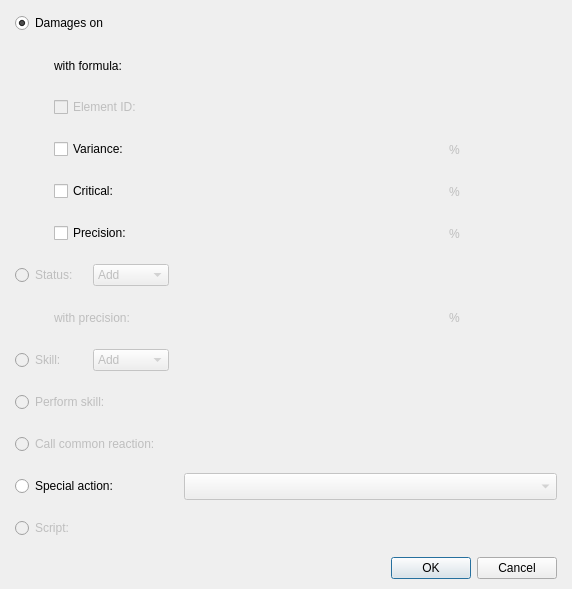
This is Editor/Dialogs/Systems/dialogsystemeffect.ui in RPG-Paper-Maker/RPG-Paper-Maker as Qt 5 draws it before an edit. The edited form follows.
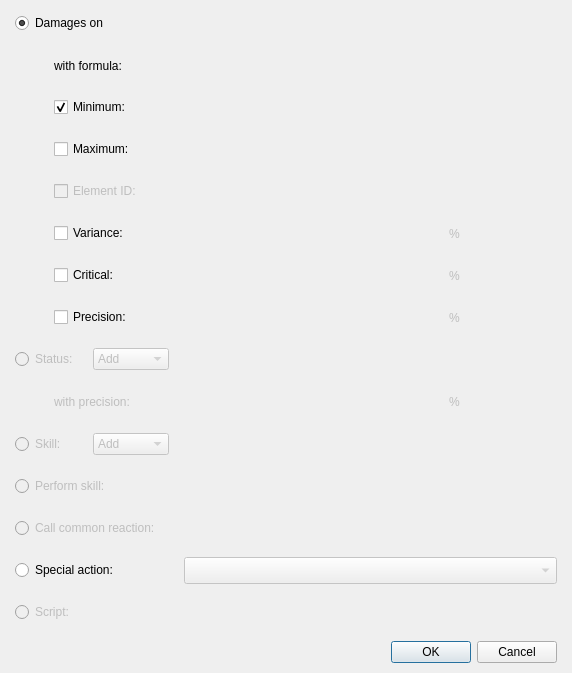
This is the edited form. Custom widgets are drawn as their Qt base class.

Commit message: Effects: minimum maximum values

What changed in the file:
```diff
--- a/Editor/Dialogs/Systems/dialogsystemeffect.ui
+++ b/Editor/Dialogs/Systems/dialogsystemeffect.ui
@@ -7,7 +7,7 @@
     <x>0</x>
     <y>0</y>
     <width>572</width>
-    <height>488</height>
+    <height>554</height>
    </rect>
   </property>
   <property name="windowTitle">
@@ -33,29 +33,33 @@
      </property>
      <item>
       <layout class="QGridLayout" name="gridLayout">
-       <item row="0" column="0" colspan="3">
-        <widget class="QRadioButton" name="radioButtonDamages">
+       <item row="7" column="1" colspan="2">
+        <widget class="QCheckBox" name="checkBoxPrecision">
          <property name="text">
-          <string>Damages on </string>
-         </property>
-         <property name="checked">
-          <bool>true</bool>
+          <string>Precision:</string>
          </property>
         </widget>
        </item>
-       <item row="0" column="3" colspan="3">
-        <widget class="PanelDamagesKind" name="panelDamagesKind" native="true">
-         <property name="minimumSize">
-          <size>
-           <width>350</width>
-           <height>27</height>
-          </size>
+       <item row="7" column="5" colspan="2">
+        <spacer name="horizontalSpacer_8">
+         <property name="orientation">
+          <enum>Qt::Horizontal</enum>
          </property>
-         <property name="maximumSize">
+         <property name="sizeHint" stdset="0">
           <size>
-           <width>16777215</width>
-           <height>27</height>
+           <width>318</width>
+           <height>20</height>
           </size>
+         </property>
+        </spacer>
+       </item>
+       <item row="6" column="4">
+        <widget class="QLabel" name="labelPercentCritical">
+         <property name="enabled">
+          <bool>false</bool>
+         </property>
+         <property name="text">
+          <string>%</string>
          </property>
         </widget>
        </item>
@@ -72,19 +76,128 @@
          </property>
         </spacer>
        </item>
-       <item row="1" column="0" rowspan="5">
-        <spacer name="verticalSpacer">
+       <item row="2" column="4" colspan="3">
+        <spacer name="horizontalSpacer_10">
          <property name="orientation">
-          <enum>Qt::Vertical</enum>
+          <enum>Qt::Horizontal</enum>
          </property>
          <property name="sizeHint" stdset="0">
           <size>
-           <width>17</width>
-           <height>188</height>
+           <width>40</width>
+           <height>20</height>
           </size>
          </property>
         </spacer>
        </item>
+       <item row="6" column="5" colspan="2">
+        <spacer name="horizontalSpacer_7">
+         <property name="orientation">
+          <enum>Qt::Horizontal</enum>
+         </property>
+         <property name="sizeHint" stdset="0">
+          <size>
+           <width>318</width>
+           <height>20</height>
+          </size>
+         </property>
+        </spacer>
+       </item>
+       <item row="5" column="4">
+        <widget class="QLabel" name="labelPercentVariance">
+         <property name="enabled">
+          <bool>false</bool>
+         </property>
+         <property name="text">
+          <string>%</string>
+         </property>
+        </widget>
+       </item>
+       <item row="7" column="3">
+        <widget class="PanelPrimitiveValue" name="panelPrimitiveValuePrecision" native="true">
+         <property name="enabled">
+          <bool>false</bool>
+         </property>
+         <property name="minimumSize">
+          <size>
+           <width>250</width>
+           <height>27</height>
+          </size>
+         </property>
+         <property name="maximumSize">
+          <size>
+           <width>250</width>
+           <height>27</height>
+          </size>
+         </property>
+        </widget>
+       </item>
+       <item row="4" column="1" colspan="2">
+        <widget class="QCheckBox" name="checkBoxElementID">
+         <property name="enabled">
+          <bool>false</bool>
+         </property>
+         <property name="text">
+          <string>Element ID:</string>
+         </property>
+        </widget>
+       </item>
+       <item row="4" column="3">
+        <widget class="PanelPrimitiveValue" name="panelPrimitiveValueElementID" native="true">
+         <property name="enabled">
+          <bool>false</bool>
+         </property>
+         <property name="minimumSize">
+          <size>
+           <width>250</width>
+           <height>27</height>
+          </size>
+         </property>
+         <property name="maximumSize">
+          <size>
+           <width>250</width>
+           <height>27</height>
+          </size>
+         </property>
+        </widget>
+       </item>
+       <item row="9" column="3">
+        <widget class="PanelPrimitiveValue" name="panelPrimitiveValueStatusPrecision" native="true">
+         <property name="enabled">
+          <bool>false</bool>
+         </property>
+         <property name="minimumSize">
+          <size>
+           <width>250</width>
+           <height>27</height>
+          </size>
+         </property>
+         <property name="maximumSize">
+          <size>
+           <width>250</width>
+           <height>27</height>
+          </size>
+         </property>
+        </widget>
+       </item>
+       <item row="14" column="3" colspan="4">
+        <widget class="PanelPrimitiveValue" name="panelPrimitiveValueScript" native="true">
+         <property name="enabled">
+          <bool>false</bool>
+         </property>
+         <property name="minimumSize">
+          <size>
+           <width>250</width>
+           <height>27</height>
+          </size>
+         </property>
+         <property name="maximumSize">
+          <size>
+           <width>16777215</width>
+           <height>27</height>
+          </size>
+         </property>
+        </widget>
+       </item>
        <item row="1" column="1" colspan="2">
         <widget class="QLabel" name="labelWithFormula">
          <property name="text">
@@ -92,8 +205,11 @@
          </property>
         </widget>
        </item>
-       <item row="1" column="3">
-        <widget class="PanelPrimitiveValue" name="panelPrimitiveValueDamageFormula" native="true">
+       <item row="6" column="3">
+        <widget class="PanelPrimitiveValue" name="panelPrimitiveValueCritical" native="true">
+         <property name="enabled">
+          <bool>false</bool>
+         </property>
          <property name="minimumSize">
           <size>
            <width>250</width>
@@ -121,18 +237,44 @@
          </property>
         </spacer>
        </item>
-       <item row="2" column="1" colspan="2">
-        <widget class="QCheckBox" name="checkBoxElementID">
+       <item row="12" column="0" colspan="3">
+        <widget class="QRadioButton" name="radioButtonCallCommonReaction">
          <property name="enabled">
           <bool>false</bool>
          </property>
          <property name="text">
-          <string>Element ID:</string>
+          <string>Call common reaction:</string>
          </property>
         </widget>
        </item>
-       <item row="2" column="3">
-        <widget class="PanelPrimitiveValue" name="panelPrimitiveValueElementID" native="true">
+       <item row="10" column="4" rowspan="3" colspan="3">
+        <spacer name="horizontalSpacer_5">
+         <property name="orientation">
+          <enum>Qt::Horizontal</enum>
+         </property>
+         <property name="sizeHint" stdset="0">
+          <size>
+           <width>348</width>
+           <height>89</height>
+          </size>
+         </property>
+        </spacer>
+       </item>
+       <item row="1" column="0" rowspan="7">
+        <spacer name="verticalSpacer">
+         <property name="orientation">
+          <enum>Qt::Vertical</enum>
+         </property>
+         <property name="sizeHint" stdset="0">
+          <size>
+           <width>17</width>
+           <height>188</height>
+          </size>
+         </property>
+        </spacer>
+       </item>
+       <item row="8" column="3">
+        <widget class="PanelPrimitiveValue" name="panelPrimitiveValueStatusID" native="true">
          <property name="enabled">
           <bool>false</bool>
          </property>
@@ -150,7 +292,92 @@
          </property>
         </widget>
        </item>
-       <item row="2" column="4" colspan="3">
+       <item row="10" column="3">
+        <widget class="PanelPrimitiveValue" name="panelPrimitiveValueSkillAdd" native="true">
+         <property name="enabled">
+          <bool>false</bool>
+         </property>
+         <property name="minimumSize">
+          <size>
+           <width>250</width>
+           <height>27</height>
+          </size>
+         </property>
+         <property name="maximumSize">
+          <size>
+           <width>250</width>
+           <height>27</height>
+          </size>
+         </property>
+        </widget>
+       </item>
+       <item row="8" column="4" colspan="3">
+        <spacer name="horizontalSpacer_4">
+         <property name="orientation">
+          <enum>Qt::Horizontal</enum>
+         </property>
+         <property name="sizeHint" stdset="0">
+          <size>
+           <width>348</width>
+           <height>20</height>
+          </size>
+         </property>
+        </spacer>
+       </item>
+       <item row="8" column="2">
+        <widget class="QComboBox" name="comboBoxAddRemoveStatus">
+         <property name="enabled">
+          <bool>false</bool>
+         </property>
+         <item>
+          <property name="text">
+           <string>Add</string>
+          </property>
+         </item>
+         <item>
+          <property name="text">
+           <string>Remove</string>
+          </property>
+         </item>
+        </widget>
+       </item>
+       <item row="0" column="0" colspan="3">
+        <widget class="QRadioButton" name="radioButtonDamages">
+         <property name="text">
+          <string>Damages on </string>
+         </property>
+         <property name="checked">
+          <bool>true</bool>
+         </property>
+        </widget>
+       </item>
+       <item row="0" column="3" colspan="3">
+        <widget class="PanelDamagesKind" name="panelDamagesKind" native="true">
+         <property name="minimumSize">
+          <size>
+           <width>350</width>
+           <height>27</height>
+          </size>
+         </property>
+         <property name="maximumSize">
+          <size>
+           <width>16777215</width>
+           <height>27</height>
+          </size>
+         </property>
+        </widget>
+       </item>
+       <item row="7" column="4">
+        <widget class="QLabel" name="labelPercentPrecision">
+         <property name="enabled">
+          <bool>false</bool>
+         </property>
+         <property name="text">
+          <string>%</string>
+         </property>
+        </widget>
+       </item>
+       <item row="4" column="4" colspan="3">
         <spacer name="horizontalSpacer_3">
          <property name="orientation">
           <enum>Qt::Horizontal</enum>
@@ -163,15 +390,25 @@
          </property>
         </spacer>
        </item>
-       <item row="3" column="1" colspan="2">
-        <widget class="QCheckBox" name="checkBoxVariance">
+       <item row="14" column="0" colspan="2">
+        <widget class="QRadioButton" name="radioButtonScript">
+         <property name="enabled">
+          <bool>false</bool>
+         </property>
          <property name="text">
-          <string>Variance:</string>
+          <string>Script:</string>
          </property>
         </widget>
        </item>
-       <item row="3" column="3">
-        <widget class="PanelPrimitiveValue" name="panelPrimitiveValueVariance" native="true">
+       <item row="13" column="0" colspan="3">
+        <widget class="QRadioButton" name="radioButtonSpecialAction">
+         <property name="text">
+          <string>Special action:</string>
+         </property>
+        </widget>
+       </item>
+       <item row="12" column="3">
+        <widget class="PanelPrimitiveValue" name="panelPrimitiveValueCommonReaction" native="true">
          <property name="enabled">
           <bool>false</bool>
          </property>
@@ -189,87 +426,85 @@
          </property>
         </widget>
        </item>
-       <item row="3" column="4">
-        <widget class="QLabel" name="labelPercentVariance">
+       <item row="11" column="0" colspan="3">
+        <widget class="QRadioButton" name="radioButtonPerformSkill">
          <property name="enabled">
           <bool>false</bool>
          </property>
          <property name="text">
-          <string>%</string>
+          <string>Perform skill:</string>
          </property>
         </widget>
        </item>
-       <item row="3" column="5" colspan="2">
-        <spacer name="horizontalSpacer_6">
+       <item row="10" column="0" colspan="2">
+        <widget class="QRadioButton" name="radioButtonAddRemoveSkill">
+         <property name="enabled">
+          <bool>false</bool>
+         </property>
+         <property name="text">
+          <string>Skill:</string>
+         </property>
+        </widget>
+       </item>
+       <item row="2" column="1" colspan="2">
+        <widget class="QCheckBox" name="checkBoxMinimum">
+         <property name="text">
+          <string>Minimum:</string>
+         </property>
+         <property name="checked">
+          <bool>true</bool>
+         </property>
+        </widget>
+       </item>
+       <item row="9" column="5" colspan="2">
+        <spacer name="horizontalSpacer_9">
          <property name="orientation">
           <enum>Qt::Horizontal</enum>
          </property>
          <property name="sizeHint" stdset="0">
           <size>
            <width>318</width>
-           <height>20</height>
+           <height>28</height>
           </size>
          </property>
         </spacer>
        </item>
-       <item row="4" column="1" colspan="2">
+       <item row="10" column="2">
+        <widget class="QComboBox" name="comboBoxAddRemoveSkill">
+         <property name="enabled">
+          <bool>false</bool>
+         </property>
+         <item>
+          <property name="text">
+           <string>Add</string>
+          </property>
+         </item>
+         <item>
+          <property name="text">
+           <string>Remove</string>
+          </property>
+         </item>
+        </widget>
+       </item>
+       <item row="6" column="1" colspan="2">
         <widget class="QCheckBox" name="checkBoxCritical">
          <property name="text">
           <string>Critical:</string>
          </property>
         </widget>
        </item>
-       <item row="4" column="3">
-        <widget class="PanelPrimitiveValue" name="panelPrimitiveValueCritical" native="true">
+       <item row="9" column="1" colspan="2">
+        <widget class="QLabel" name="labelWithPrecision">
          <property name="enabled">
           <bool>false</bool>
          </property>
-         <property name="minimumSize">
-          <size>
-           <width>250</width>
-           <height>27</height>
-          </size>
-         </property>
-         <property name="maximumSize">
-          <size>
-           <width>250</width>
-           <height>27</height>
-          </size>
-         </property>
-        </widget>
-       </item>
-       <item row="4" column="4">
-        <widget class="QLabel" name="labelPercentCritical">
-         <property name="enabled">
-          <bool>false</bool>
-         </property>
          <property name="text">
-          <string>%</string>
-         </property>
-        </widget>
-       </item>
-       <item row="4" column="5" colspan="2">
-        <spacer name="horizontalSpacer_7">
-         <property name="orientation">
-          <enum>Qt::Horizontal</enum>
-         </property>
-         <property name="sizeHint" stdset="0">
-          <size>
-           <width>318</width>
-           <height>20</height>
-          </size>
-         </property>
-        </spacer>
-       </item>
-       <item row="5" column="1" colspan="2">
-        <widget class="QCheckBox" name="checkBoxPrecision">
-         <property name="text">
-          <string>Precision:</string>
+          <string>with precision:</string>
          </property>
         </widget>
        </item>
        <item row="5" column="3">
-        <widget class="PanelPrimitiveValue" name="panelPrimitiveValuePrecision" native="true">
+        <widget class="PanelPrimitiveValue" name="panelPrimitiveValueVariance" native="true">
          <property name="enabled">
           <bool>false</bool>
          </property>
@@ -287,89 +522,14 @@
          </property>
         </widget>
        </item>
-       <item row="5" column="4">
-        <widget class="QLabel" name="labelPercentPrecision">
-         <property name="enabled">
-          <bool>false</bool>
-         </property>
+       <item row="5" column="1" colspan="2">
+        <widget class="QCheckBox" name="checkBoxVariance">
          <property name="text">
-          <string>%</string>
+          <string>Variance:</string>
          </property>
         </widget>
        </item>
-       <item row="5" column="5" colspan="2">
-        <spacer name="horizontalSpacer_8">
-         <property name="orientation">
-          <enum>Qt::Horizontal</enum>
-         </property>
-         <property name="sizeHint" stdset="0">
-          <size>
-           <width>318</width>
-           <height>20</height>
-          </size>
-         </property>
-        </spacer>
-       </item>
-       <item row="6" column="0" colspan="2">
-        <widget class="QRadioButton" name="radioButtonStatus">
-         <property name="enabled">
-          <bool>false</bool>
-         </property>
-         <property name="text">
-          <string>Status:</string>
-         </property>
-        </widget>
-       </item>
-       <item row="6" column="2">
-        <widget class="QComboBox" name="comboBoxAddRemoveStatus">
-         <property name="enabled">
-          <bool>false</bool>
-         </property>
-         <item>
-          <property name="text">
-           <string>Add</string>
-          </property>
-         </item>
-         <item>
-          <property name="text">
-           <string>Remove</string>
-          </property>
-         </item>
-        </widget>
-       </item>
-       <item row="6" column="3">
-        <widget class="PanelPrimitiveValue" name="panelPrimitiveValueStatusID" native="true">
-         <property name="enabled">
-          <bool>false</bool>
-         </property>
-         <property name="minimumSize">
-          <size>
-           <width>250</width>
-           <height>27</height>
-          </size>
-         </property>
-         <property name="maximumSize">
-          <size>
-           <width>250</width>
-           <height>27</height>
-          </size>
-         </property>
-        </widget>
-       </item>
-       <item row="6" column="4" colspan="3">
-        <spacer name="horizontalSpacer_4">
-         <property name="orientation">
-          <enum>Qt::Horizontal</enum>
-         </property>
-         <property name="sizeHint" stdset="0">
-          <size>
-           <width>348</width>
-           <height>20</height>
-          </size>
-         </property>
-        </spacer>
-       </item>
-       <item row="7" column="0">
+       <item row="9" column="0">
         <spacer name="verticalSpacer_2">
          <property name="orientation">
           <enum>Qt::Vertical</enum>
@@ -382,36 +542,7 @@
          </property>
         </spacer>
        </item>
-       <item row="7" column="1" colspan="2">
-        <widget class="QLabel" name="labelWithPrecision">
-         <property name="enabled">
-          <bool>false</bool>
-         </property>
-         <property name="text">
-          <string>with precision:</string>
-         </property>
-        </widget>
-       </item>
-       <item row="7" column="3">
-        <widget class="PanelPrimitiveValue" name="panelPrimitiveValueStatusPrecision" native="true">
-         <property name="enabled">
-          <bool>false</bool>
-         </property>
-         <property name="minimumSize">
-          <size>
-           <width>250</width>
-           <height>27</height>
-          </size>
-         </property>
-         <property name="maximumSize">
-          <size>
-           <width>250</width>
-           <height>27</height>
-          </size>
-         </property>
-        </widget>
-       </item>
-       <item row="7" column="4">
+       <item row="9" column="4">
         <widget class="QLabel" name="labelPercentStatusPrecision">
          <property name="enabled">
           <bool>false</bool>
@@ -421,144 +552,7 @@
          </property>
         </widget>
        </item>
-       <item row="7" column="5" colspan="2">
-        <spacer name="horizontalSpacer_9">
-         <property name="orientation">
-          <enum>Qt::Horizontal</enum>
-         </property>
-         <property name="sizeHint" stdset="0">
-          <size>
-           <width>318</width>
-           <height>28</height>
-          </size>
-         </property>
-        </spacer>
-       </item>
-       <item row="8" column="0" colspan="2">
-        <widget class="QRadioButton" name="radioButtonAddRemoveSkill">
-         <property name="enabled">
-          <bool>false</bool>
-         </property>
-         <property name="text">
-          <string>Skill:</string>
-         </property>
-        </widget>
-       </item>
-       <item row="8" column="2">
-        <widget class="QComboBox" name="comboBoxAddRemoveSkill">
-         <property name="enabled">
-          <bool>false</bool>
-         </property>
-         <item>
-          <property name="text">
-           <string>Add</string>
-          </property>
-         </item>
-         <item>
-          <property name="text">
-           <string>Remove</string>
-          </property>
-         </item>
-        </widget>
-       </item>
-       <item row="8" column="3">
-        <widget class="PanelPrimitiveValue" name="panelPrimitiveValueSkillAdd" native="true">
-         <property name="enabled">
-          <bool>false</bool>
-         </property>
-         <property name="minimumSize">
-          <size>
-           <width>250</width>
-           <height>27</height>
-          </size>
-         </property>
-         <property name="maximumSize">
-          <size>
-           <width>250</width>
-           <height>27</height>
-          </size>
-         </property>
-        </widget>
-       </item>
-       <item row="8" column="4" rowspan="3" colspan="3">
-        <spacer name="horizontalSpacer_5">
-         <property name="orientation">
-          <enum>Qt::Horizontal</enum>
-         </property>
-         <property name="sizeHint" stdset="0">
-          <size>
-           <width>348</width>
-           <height>89</height>
-          </size>
-         </property>
-        </spacer>
-       </item>
-       <item row="9" column="0" colspan="3">
-        <widget class="QRadioButton" name="radioButtonPerformSkill">
-         <property name="enabled">
-          <bool>false</bool>
-         </property>
-         <property name="text">
-          <string>Perform skill:</string>
-         </property>
-        </widget>
-       </item>
-       <item row="9" column="3">
-        <widget class="PanelPrimitiveValue" name="panelPrimitiveValueSkillPerform" native="true">
-         <property name="enabled">
-          <bool>false</bool>
-         </property>
-         <property name="minimumSize">
-          <size>
-           <width>250</width>
-           <height>27</height>
-          </size>
-         </property>
-         <property name="maximumSize">
-          <size>
-           <width>250</width>
-           <height>27</height>
-          </size>
-         </property>
-        </widget>
-       </item>
-       <item row="10" column="0" colspan="3">
-        <widget class="QRadioButton" name="radioButtonCallCommonReaction">
-         <property name="enabled">
-          <bool>false</bool>
-         </property>
-         <property name="text">
-          <string>Call common reaction:</string>
-         </property>
-        </widget>
-       </item>
-       <item row="10" column="3">
-        <widget class="PanelPrimitiveValue" name="panelPrimitiveValueCommonReaction" native="true">
-         <property name="enabled">
-          <bool>false</bool>
-         </property>
-         <property name="minimumSize">
-          <size>
-           <width>250</width>
-           <height>27</height>
-          </size>
-         </property>
-         <property name="maximumSize">
-          <size>
-           <width>250</width>
-           <height>27</height>
-          </size>
-         </property>
-        </widget>
-       </item>
-       <item row="11" column="0" colspan="3">
-        <widget class="QRadioButton" name="radioButtonSpecialAction">
-         <property name="text">
-          <string>Special action:</string>
-         </property>
-        </widget>
-       </item>
-       <item row="11" column="3" colspan="4">
+       <item row="13" column="3" colspan="4">
         <widget class="QComboBox" name="comboBoxSpecialAction">
          <property name="enabled">
           <bool>false</bool>
@@ -577,18 +571,47 @@
          </property>
         </widget>
        </item>
-       <item row="12" column="0" colspan="2">
-        <widget class="QRadioButton" name="radioButtonScript">
+       <item row="5" column="5" colspan="2">
+        <spacer name="horizontalSpacer_6">
+         <property name="orientation">
+          <enum>Qt::Horizontal</enum>
+         </property>
+         <property name="sizeHint" stdset="0">
+          <size>
+           <width>318</width>
+           <height>20</height>
+          </size>
+         </property>
+        </spacer>
+       </item>
+       <item row="8" column="0" colspan="2">
+        <widget class="QRadioButton" name="radioButtonStatus">
          <property name="enabled">
           <bool>false</bool>
          </property>
          <property name="text">
-          <string>Script:</string>
+          <string>Status:</string>
          </property>
         </widget>
        </item>
-       <item row="12" column="3" colspan="4">
-        <widget class="PanelPrimitiveValue" name="panelPrimitiveValueScript" native="true">
+       <item row="1" column="3">
+        <widget class="PanelPrimitiveValue" name="panelPrimitiveValueDamageFormula" native="true">
+         <property name="minimumSize">
+          <size>
+           <width>250</width>
+           <height>27</height>
+          </size>
+         </property>
+         <property name="maximumSize">
+          <size>
+           <width>250</width>
+           <height>27</height>
+          </size>
+         </property>
+        </widget>
+       </item>
+       <item row="11" column="3">
+        <widget class="PanelPrimitiveValue" name="panelPrimitiveValueSkillPerform" native="true">
          <property name="enabled">
           <bool>false</bool>
          </property>
@@ -600,12 +623,70 @@
          </property>
          <property name="maximumSize">
           <size>
-           <width>16777215</width>
+           <width>250</width>
            <height>27</height>
           </size>
          </property>
         </widget>
        </item>
+       <item row="2" column="3">
+        <widget class="PanelPrimitiveValue" name="panelPrimitiveMinimum" native="true">
+         <property name="enabled">
+          <bool>true</bool>
+         </property>
+         <property name="minimumSize">
+          <size>
+           <width>250</width>
+           <height>27</height>
+          </size>
+         </property>
+         <property name="maximumSize">
+          <size>
+           <width>250</width>
+           <height>27</height>
+          </size>
+         </property>
+        </widget>
+       </item>
+       <item row="3" column="1" colspan="2">
+        <widget class="QCheckBox" name="checkBoxMaximum">
+         <property name="text">
+          <string>Maximum:</string>
+         </property>
+        </widget>
+       </item>
+       <item row="3" column="3">
+        <widget class="PanelPrimitiveValue" name="panelPrimitiveMaximum" native="true">
+         <property name="enabled">
+          <bool>false</bool>
+         </property>
+         <property name="minimumSize">
+          <size>
+           <width>250</width>
+           <height>27</height>
+          </size>
+         </property>
+         <property name="maximumSize">
+          <size>
+           <width>250</width>
+           <height>27</height>
+          </size>
+         </property>
+        </widget>
+       </item>
+       <item row="3" column="4" colspan="3">
+        <spacer name="horizontalSpacer_11">
+         <property name="orientation">
+          <enum>Qt::Horizontal</enum>
+         </property>
+         <property name="sizeHint" stdset="0">
+          <size>
+           <width>40</width>
+           <height>20</height>
+          </size>
+         </property>
+        </spacer>
+       </item>
       </layout>
      </item>
      <item>
```
The commit also changes 8 other files.
